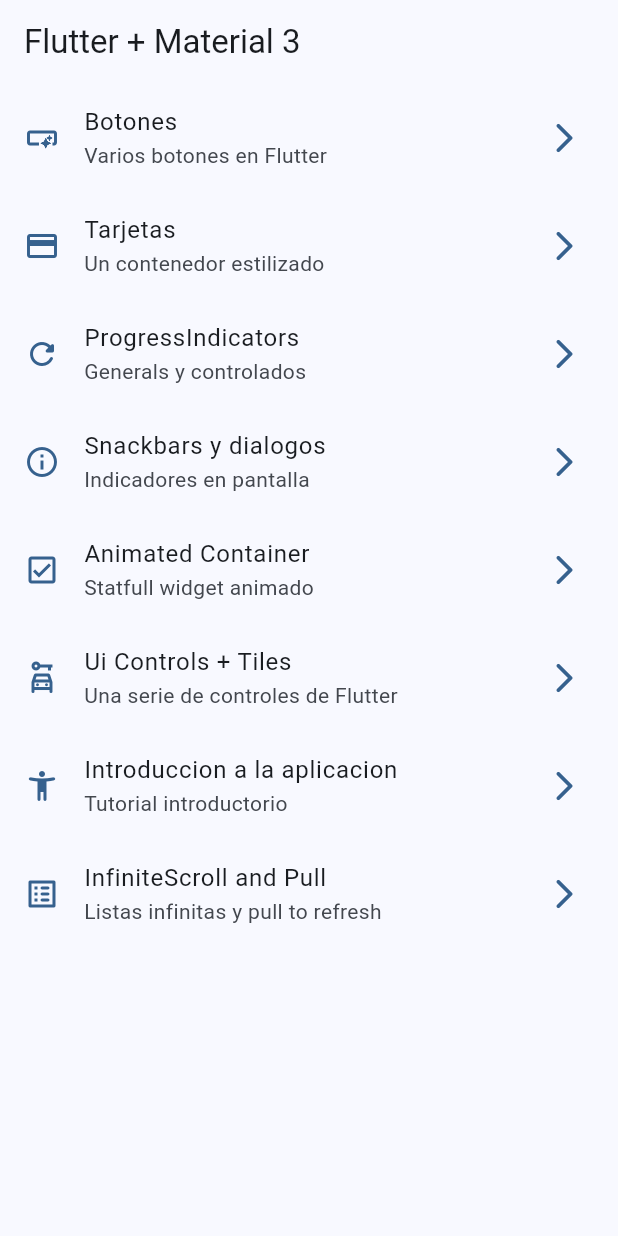
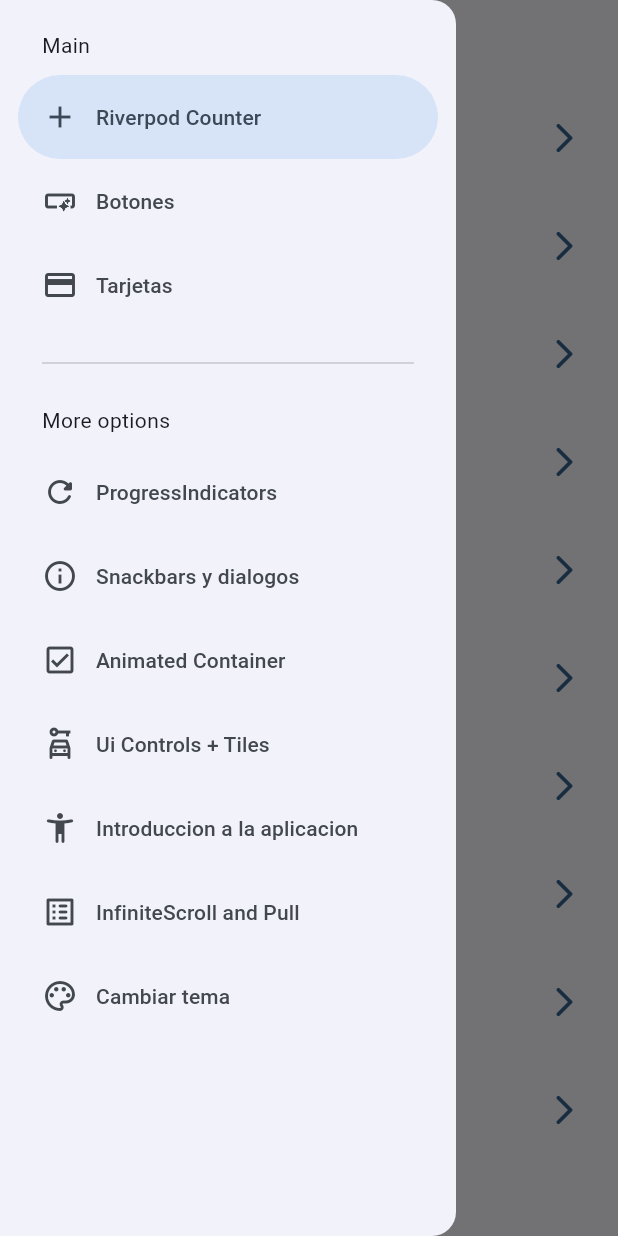
Before and after one commit to juancjr99/widgets_app, a Flutter app: the screen it shows after launch, with the side drawer open (before the commit the screen has no drawer), on a phone screen of 412 x 824 dp. Run offline on Flutter 3.47's test engine with Material 3 defaults, Android fonts, the phone set to English and light mode, and no system bars; our stand-ins replace animate_do, flutter_riverpod, go_router.

Commit message:
antes de statenotifaier

```diff
--- a/lib/config/theme/app_theme.dart
+++ b/lib/config/theme/app_theme.dart
@@ -2,20 +2,31 @@ import 'package:flutter/material.dart';
 
 const colorList = <Color>[
   Colors.blue,
+  Colors.teal,
+  Colors.green,
   Colors.red,
+  Colors.purple,
+  Colors.deepPurple,
+  Colors.orange,
+  Colors.pink,
+  Colors.pinkAccent,
 
 ];
 
+
+
 class AppTheme{
   final int selectedColor;
+  final bool isDarkmode;
 
-  AppTheme({
+  AppTheme({required this.isDarkmode,
     this.selectedColor = 0
   }): assert(selectedColor >= 0, "Selected color must be greater than 0"),
       assert(selectedColor < colorList.length, "Selected color must be less or equal than then 0 ${colorList.length - 1}");
 
   ThemeData getTheme()=>ThemeData(
     useMaterial3: true,
+    brightness: isDarkmode? Brightness.dark : Brightness.light,
     colorSchemeSeed: colorList[selectedColor],
     appBarTheme: AppBarTheme(
       centerTitle: false,
--- a/lib/config/theme/menu/manu_items.dart
+++ b/lib/config/theme/menu/manu_items.dart
@@ -15,6 +15,14 @@ class MenuItem{
 }
 
 const appMenuItems = <MenuItem>[
+
+  MenuItem(
+    title: 'Riverpod Counter',
+    subTitle: 'Introduccion a Riverpod',
+    link: '/counter',
+    icon: Icons.add,
+  ),
+
   MenuItem(
     title: 'Botones',
     subTitle: 'Varios botones en Flutter',
@@ -71,6 +79,13 @@ const appMenuItems = <MenuItem>[
     icon: Icons.list_alt_rounded,
   ),
 
+  MenuItem(
+    title: 'Cambiar tema',
+    subTitle: 'Cambiar tema de al aplicacion',
+    link: '/theme_changer',
+    icon: Icons.color_lens_outlined,
+  ),
+
 
 
 
--- a/lib/config/theme/router/app_router.dart
+++ b/lib/config/theme/router/app_router.dart
@@ -60,5 +60,18 @@ final appRouter = GoRouter(
       name: InfiniteScrollScreen.name,
       builder: (context, state) => InfiniteScrollScreen(),
     ),
+
+    GoRoute(
+      path: '/counter',
+      name: CounterScreen.name,
+      builder: (context, state) => CounterScreen(),
+    ),
+
+
+    GoRoute(
+      path: '/theme_changer',
+      name: ThemeChangerScreen.name,
+      builder: (context, state) => ThemeChangerScreen(),
+    ),
   ],
 );
--- a/lib/main.dart
+++ b/lib/main.dart
@@ -1,22 +1,31 @@
 import 'package:flutter/material.dart';
+import 'package:flutter_riverpod/flutter_riverpod.dart';
 import 'package:widgets_app/config/theme/app_theme.dart';
 import 'package:widgets_app/config/theme/router/app_router.dart';
+import 'package:widgets_app/presentation/providers/theme_provider.dart';
 
 
 
 void main() {
-  runApp(const MainApp());
+  runApp(
+    const ProviderScope(
+      child:  MainApp()
+      )
+    );
 }
 
-class MainApp extends StatelessWidget {
+class MainApp extends ConsumerWidget {
   const MainApp({super.key});
 
   @override
-  Widget build(BuildContext context) {
+  Widget build(BuildContext context,ref ) {
+    final theme =  ref.watch(isDarkmodeProvider);
+    final int selectedColor= ref.watch(selectedColorProvider);
+
     return MaterialApp.router(
       title: 'Flutter Widgets',
       debugShowCheckedModeBanner: false,
-      theme: AppTheme(selectedColor: 0).getTheme(),
+      theme: AppTheme(selectedColor: selectedColor, isDarkmode: theme).getTheme(),
       routerConfig: appRouter,
     );
   }
--- /dev/null
+++ b/lib/presentation/providers/counter_provider.dart
@@ -0,0 +1,3 @@
+import 'package:flutter_riverpod/flutter_riverpod.dart';
+
+final counterProvider = StateProvider((ref) => 0,);
--- /dev/null
+++ b/lib/presentation/providers/theme_provider.dart
@@ -0,0 +1,8 @@
+import 'package:flutter_riverpod/flutter_riverpod.dart';
+import 'package:widgets_app/config/theme/app_theme.dart';
+
+final isDarkmodeProvider = StateProvider((ref) => false,);
+
+final selectedColorProvider = StateProvider<int>((ref) => 0,);
+
+final colorListProvider = Provider((ref) => colorList);
--- a/lib/presentation/screens/home/home_screen.dart
+++ b/lib/presentation/screens/home/home_screen.dart
@@ -1,6 +1,7 @@
 import 'package:flutter/material.dart';
 import 'package:go_router/go_router.dart';
 import 'package:widgets_app/config/theme/menu/manu_items.dart';
+import 'package:widgets_app/presentation/widgets/side_manu.dart';
 
 
 class HomeScreen extends StatelessWidget {
@@ -10,11 +11,16 @@ class HomeScreen extends StatelessWidget {
 
   @override
   Widget build(BuildContext context) {
+    final scaffoldKey = GlobalKey<ScaffoldState>();
+
+
     return Scaffold(
+      key: scaffoldKey,
       appBar: AppBar(
         title: Text('Flutter + Material 3'),
       ),
       body: _HomeView(),
+      drawer: SideManu(scaffoldKey: scaffoldKey,),
     );
   }
 }
--- a/lib/presentation/screens/screens.dart
+++ b/lib/presentation/screens/screens.dart
@@ -1,9 +1,13 @@
+
+
 export 'package:widgets_app/presentation/screens/animated/animated_screen.dart';
 export 'package:widgets_app/presentation/screens/app_tutorial/app_tutorial_screen.dart';
 export 'package:widgets_app/presentation/screens/buttons/buttons_screen.dart';
 export 'package:widgets_app/presentation/screens/cards/cards_screen.dart';
+export 'package:widgets_app/presentation/screens/counter/counter_screen.dart';
 export 'package:widgets_app/presentation/screens/home/home_screen.dart';
 export 'package:widgets_app/presentation/screens/infinite_screel/infinite_scroll_screen.dart';
 export 'package:widgets_app/presentation/screens/progrees/progress_screen.dart';
 export 'package:widgets_app/presentation/screens/snackbar/snacbar_screen.dart';
+export 'package:widgets_app/presentation/screens/theme_changer/theme_changer_screen.dart';
 export 'package:widgets_app/presentation/screens/ui_controls/ui_controls_screen.dart';
--- /dev/null
+++ b/lib/presentation/widgets/side_manu.dart
@@ -0,0 +1,64 @@
+import 'package:flutter/material.dart';
+import 'package:go_router/go_router.dart';
+import 'package:widgets_app/config/theme/menu/manu_items.dart';
+
+class SideManu extends StatefulWidget {
+
+  final GlobalKey<ScaffoldState> scaffoldKey;
+  const SideManu({super.key, required this.scaffoldKey});
+
+  @override
+  State<SideManu> createState() => _SideManuState();
+}
+
+class _SideManuState extends State<SideManu> {
+
+  int navDrawerIndex = 0;
+  @override
+  Widget build(BuildContext context) {
+    final hasNotch = MediaQuery.of(context).viewPadding.top > 35;
+
+    return  NavigationDrawer(
+      selectedIndex: navDrawerIndex,
+      onDestinationSelected: (value){
+        setState(() {
+          navDrawerIndex = value;
+        });
+
+        final menuItem = appMenuItems[value];
+        context.push(menuItem.link);
+        widget.scaffoldKey.currentState?.closeDrawer();
+
+      },
+      children: [
+
+        Padding(padding:  EdgeInsets.fromLTRB(28, hasNotch? 0 : 20, 10, 10),
+        child: const Text('Main'),),
+
+
+        ...appMenuItems
+        .sublist(0,3)
+        .map((item) => NavigationDrawerDestination(
+          icon: Icon(item.icon),
+          label: Text(item.title)
+          )),
+
+        Padding(
+          padding: const EdgeInsets.fromLTRB(28, 16, 28, 10),
+          child: Divider(),
+          ),
+
+        Padding(padding:  EdgeInsets.fromLTRB(28, 10, 10, 10),
+        child: const Text('More options'),),
+
+        ...appMenuItems
+        .sublist(3)
+        .map((item) => NavigationDrawerDestination(
+          icon: Icon(item.icon),
+          label: Text(item.title)
+          )),
+
+      ],
+    );
+  }
+}
--- a/pubspec.yaml
+++ b/pubspec.yaml
@@ -10,6 +10,7 @@ dependencies:
   animate_do: ^3.3.4
   flutter:
     sdk: flutter
+  flutter_riverpod: ^2.6.1
   go_router: ^14.6.1
 
 dev_dependencies:
```
Also changed, not shown: lib/presentation/screens/counter/counter_screen.dart (added, +39 -0 lines), lib/presentation/screens/theme_changer/theme_changer_screen.dart (added, +53 -0 lines), pubspec.lock.
